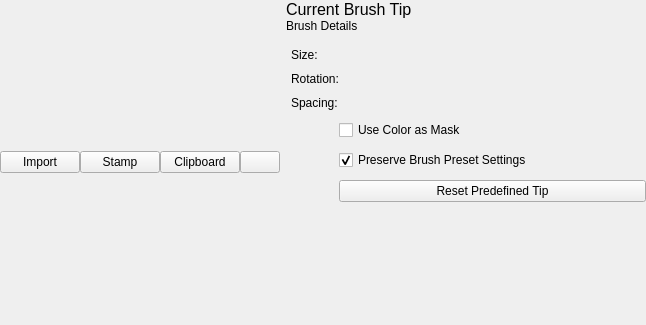
Above: plugins/paintops/libpaintop/forms/wdgpredefinedbrushchooser.ui from KDE/krita before the change. Below: the same form after it.
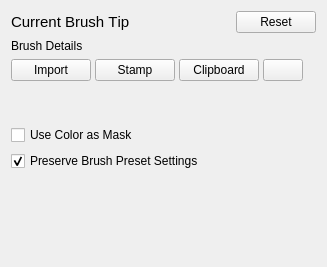
That is the form after the change. Custom widgets are drawn as their Qt base class.

Commit message: condense the predefined brush tip options

```diff
--- a/plugins/paintops/libpaintop/forms/wdgpredefinedbrushchooser.ui
+++ b/plugins/paintops/libpaintop/forms/wdgpredefinedbrushchooser.ui
@@ -6,30 +6,65 @@
    <rect>
     <x>0</x>
     <y>0</y>
-    <width>646</width>
-    <height>325</height>
+    <width>327</width>
+    <height>267</height>
    </rect>
   </property>
+  <layout class="QVBoxLayout" name="verticalLayout">
+   <item>
   <layout class="QHBoxLayout" name="horizontalLayout_2">
-   <property name="spacing">
-    <number>6</number>
-   </property>
-   <property name="leftMargin">
-    <number>0</number>
-   </property>
-   <property name="topMargin">
-    <number>0</number>
-   </property>
-   <property name="rightMargin">
+     <item>
+      <widget class="QLabel" name="brushTipNameLabel">
+       <property name="font">
+        <font>
+         <pointsize>11</pointsize>
+         <italic>false</italic>
+         <kerning>false</kerning>
+        </font>
+       </property>
+       <property name="autoFillBackground">
+        <bool>false</bool>
+       </property>
+       <property name="text">
+        <string>Current Brush Tip</string>
+       </property>
+       <property name="margin">
     <number>0</number>
    </property>
-   <property name="bottomMargin">
+      </widget>
+     </item>
+     <item>
+      <widget class="QPushButton" name="resetBrushButton">
+       <property name="sizePolicy">
+        <sizepolicy hsizetype="Fixed" vsizetype="Fixed">
+         <horstretch>0</horstretch>
+         <verstretch>0</verstretch>
+        </sizepolicy>
+       </property>
+       <property name="text">
+        <string>Reset</string>
+       </property>
+      </widget>
+     </item>
+    </layout>
+   </item>
+   <item>
+    <widget class="QLabel" name="brushDetailsLabel">
+     <property name="font">
+      <font>
+       <pointsize>9</pointsize>
+      </font>
+     </property>
+     <property name="text">
+      <string>Brush Details</string>
+     </property>
+     <property name="margin">
     <number>0</number>
    </property>
+    </widget>
+   </item>
    <item>
-    <layout class="QVBoxLayout" name="verticalLayout_2">
-     <item>
-      <layout class="QHBoxLayout" name="presetsLayout">
+    <layout class="QHBoxLayout" name="presetsLayout" stretch="">
        <property name="spacing">
         <number>0</number>
        </property>
@@ -50,12 +85,15 @@
      <item>
       <layout class="QHBoxLayout" name="horizontalLayout">
        <property name="spacing">
-        <number>0</number>
+      <number>4</number>
+     </property>
+     <property name="bottomMargin">
+      <number>20</number>
        </property>
        <item>
         <widget class="QPushButton" name="addPresetButton">
          <property name="sizePolicy">
-          <sizepolicy hsizetype="Preferred" vsizetype="Fixed">
+        <sizepolicy hsizetype="Minimum" vsizetype="Fixed">
            <horstretch>0</horstretch>
            <verstretch>0</verstretch>
           </sizepolicy>
@@ -68,7 +106,7 @@
        <item>
         <widget class="QPushButton" name="stampButton">
          <property name="sizePolicy">
-          <sizepolicy hsizetype="Preferred" vsizetype="Fixed">
+        <sizepolicy hsizetype="Minimum" vsizetype="Fixed">
            <horstretch>0</horstretch>
            <verstretch>0</verstretch>
           </sizepolicy>
@@ -81,7 +119,7 @@
        <item>
         <widget class="QPushButton" name="clipboardButton">
          <property name="sizePolicy">
-          <sizepolicy hsizetype="Preferred" vsizetype="Fixed">
+        <sizepolicy hsizetype="Minimum" vsizetype="Fixed">
            <horstretch>0</horstretch>
            <verstretch>0</verstretch>
           </sizepolicy>
@@ -94,7 +132,7 @@
        <item>
         <widget class="QPushButton" name="deleteBrushTipButton">
          <property name="sizePolicy">
-          <sizepolicy hsizetype="Preferred" vsizetype="Fixed">
+        <sizepolicy hsizetype="Minimum" vsizetype="Fixed">
            <horstretch>0</horstretch>
            <verstretch>0</verstretch>
           </sizepolicy>
@@ -104,69 +142,23 @@
          </property>
         </widget>
        </item>
-      </layout>
-     </item>
-    </layout>
-   </item>
    <item>
-    <layout class="QVBoxLayout" name="verticalLayout">
-     <property name="spacing">
-      <number>0</number>
-     </property>
-     <item>
-      <widget class="QLabel" name="brushTipNameLabel">
-       <property name="font">
-        <font>
-         <pointsize>12</pointsize>
-         <italic>false</italic>
-        </font>
+      <spacer name="horizontalSpacer">
+       <property name="orientation">
+        <enum>Qt::Horizontal</enum>
+       </property>
+       <property name="sizeHint" stdset="0">
+        <size>
+         <width>40</width>
+         <height>20</height>
+        </size>
        </property>
-       <property name="autoFillBackground">
-        <bool>false</bool>
-       </property>
-       <property name="text">
-        <string>Current Brush Tip</string>
-       </property>
-       <property name="margin">
-        <number>2</number>
-       </property>
-      </widget>
+      </spacer>
      </item>
-     <item>
-      <widget class="QLabel" name="brushDetailsLabel">
-       <property name="font">
-        <font>
-         <pointsize>9</pointsize>
-        </font>
-       </property>
-       <property name="text">
-        <string>Brush Details</string>
-       </property>
-       <property name="margin">
-        <number>2</number>
-       </property>
-      </widget>
+    </layout>
      </item>
      <item>
-      <layout class="QGridLayout" name="gridLayout">
-       <property name="leftMargin">
-        <number>5</number>
-       </property>
-       <property name="topMargin">
-        <number>15</number>
-       </property>
-       <property name="verticalSpacing">
-        <number>10</number>
-       </property>
-       <item row="5" column="1">
-        <widget class="QPushButton" name="resetBrushButton">
-         <property name="text">
-          <string>Reset Predefined Tip</string>
-         </property>
-        </widget>
-       </item>
-       <item row="2" column="1">
-        <widget class="KisSpacingSelectionWidget" name="brushSpacingSelectionWidget" native="true">
+    <widget class="KisDoubleSliderSpinBox" name="brushSizeSpinBox" native="true">
          <property name="sizePolicy">
           <sizepolicy hsizetype="MinimumExpanding" vsizetype="Preferred">
            <horstretch>0</horstretch>
@@ -175,7 +167,7 @@
          </property>
         </widget>
        </item>
-       <item row="1" column="1">
+   <item>
         <widget class="KisDoubleSliderSpinBox" name="brushRotationSpinBox" native="true">
          <property name="sizePolicy">
           <sizepolicy hsizetype="MinimumExpanding" vsizetype="Preferred">
@@ -185,45 +177,24 @@
          </property>
         </widget>
        </item>
-       <item row="1" column="0">
-        <widget class="QLabel" name="brushRotationLabel">
-         <property name="text">
-          <string>Rotation:</string>
+   <item>
+    <widget class="KisSpacingSelectionWidget" name="brushSpacingSelectionWidget" native="true">
+     <property name="sizePolicy">
+      <sizepolicy hsizetype="MinimumExpanding" vsizetype="Preferred">
+       <horstretch>0</horstretch>
+       <verstretch>0</verstretch>
+      </sizepolicy>
          </property>
         </widget>
        </item>
-       <item row="2" column="0">
-        <widget class="QLabel" name="brushSpacingLabel">
-         <property name="text">
-          <string>Spacing:</string>
-         </property>
-        </widget>
-       </item>
-       <item row="0" column="0">
-        <widget class="QLabel" name="brushSizeLabel">
-         <property name="text">
-          <string>Size:</string>
-         </property>
-        </widget>
-       </item>
-       <item row="3" column="1">
+   <item>
         <widget class="QCheckBox" name="useColorAsMaskCheckbox">
          <property name="text">
           <string>Use Color as Mask</string>
          </property>
         </widget>
        </item>
-       <item row="0" column="1">
-        <widget class="KisDoubleSliderSpinBox" name="brushSizeSpinBox" native="true">
-         <property name="sizePolicy">
-          <sizepolicy hsizetype="MinimumExpanding" vsizetype="Preferred">
-           <horstretch>0</horstretch>
-           <verstretch>0</verstretch>
-          </sizepolicy>
-         </property>
-        </widget>
-       </item>
-       <item row="4" column="1">
+   <item>
         <widget class="QCheckBox" name="preserveBrushPresetSettings">
          <property name="text">
           <string>Preserve Brush Preset Settings</string>
@@ -233,8 +204,6 @@
          </property>
         </widget>
        </item>
-      </layout>
-     </item>
      <item>
       <spacer name="verticalSpacer">
        <property name="orientation">
@@ -247,8 +216,6 @@
         </size>
        </property>
       </spacer>
-     </item>
-    </layout>
    </item>
   </layout>
  </widget>
```
Left out of the diff: 3 changed lines with no effect on the pictures. Lines whose indentation alone changed are shown as unchanged. The commit also changes 2 other files.
